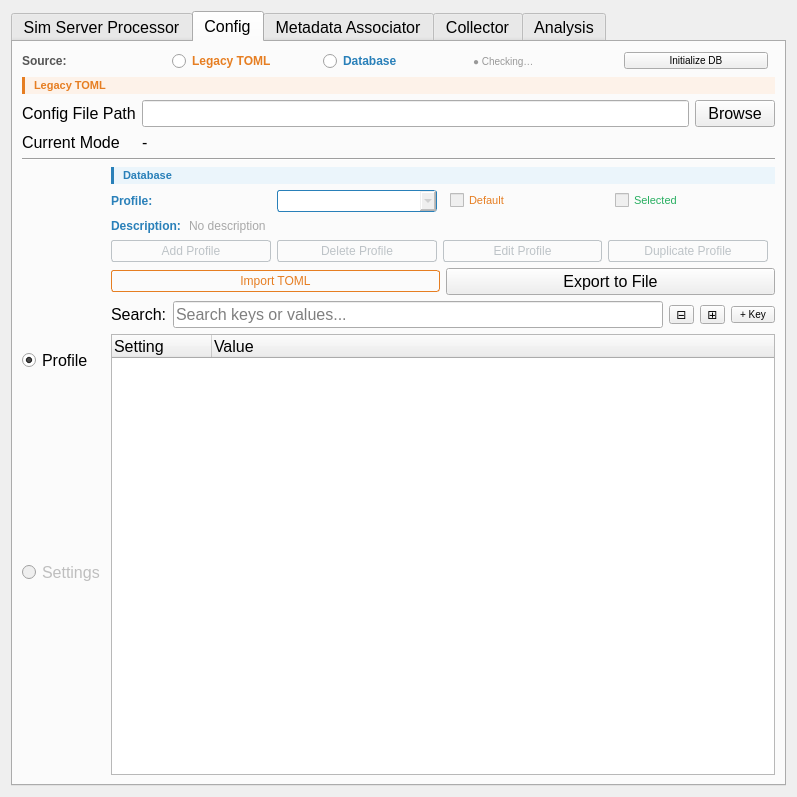
AdvancedPhotonSource/DashPVA, file workflow/workflow.ui: the form before one commit.
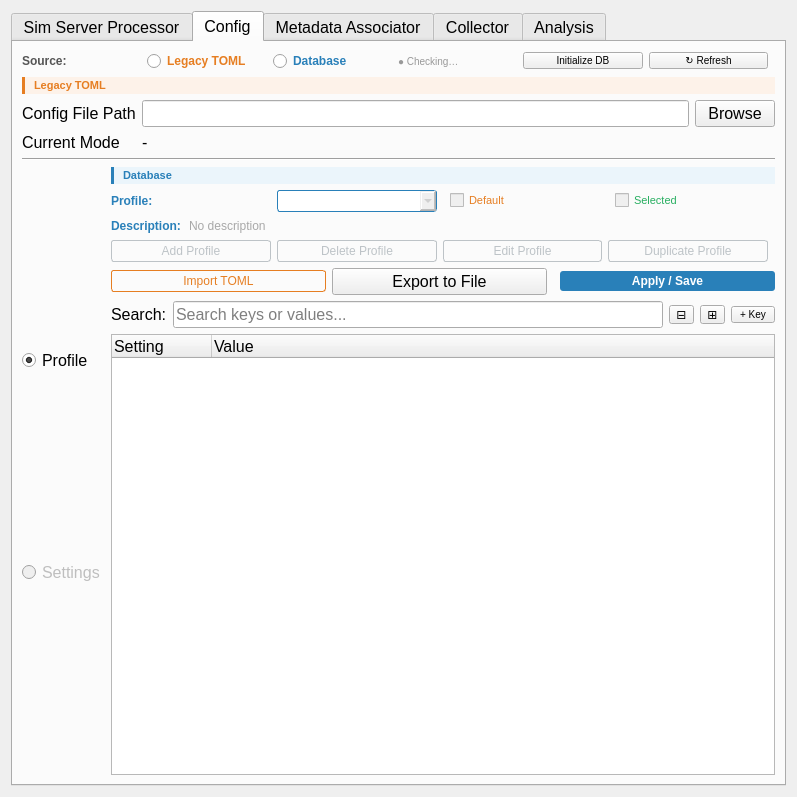
The form after the commit.

```diff
--- a/workflow/workflow.ui
+++ b/workflow/workflow.ui
@@ -335,6 +335,19 @@
            </property>
           </widget>
          </item>
+         <item>
+          <widget class="QPushButton" name="buttonRefreshDb">
+           <property name="text">
+            <string>↻ Refresh</string>
+           </property>
+           <property name="toolTip">
+            <string>Reload the database and refresh the current view</string>
+           </property>
+           <property name="styleSheet">
+            <string>QPushButton { font-size: 10px; padding: 1px 6px; }</string>
+           </property>
+          </widget>
+         </item>
          <item>
           <spacer name="horizontalSpacerConfigSource">
            <property name="orientation">
@@ -672,6 +685,25 @@
                </property>
               </widget>
              </item>
+             <item>
+              <spacer name="horizontalSpacerApplySave">
+               <property name="orientation">
+                <enum>Qt::Horizontal</enum>
+               </property>
+              </spacer>
+             </item>
+             <item>
+              <widget class="QPushButton" name="buttonApplySave">
+               <property name="text">
+                <string>Apply / Save</string>
+               </property>
+               <property name="styleSheet">
+                <string>QPushButton { background-color: #2980B9; color: white; border-radius: 3px; padding: 3px 14px; font-weight: bold; }
+QPushButton:hover { background-color: #3498DB; }
+QPushButton:disabled { background-color: #BDC3C7; color: #7F8C8D; border: none; }</string>
+               </property>
+              </widget>
+             </item>
             </layout>
            </item>
 
```
Left out of the diff: 105 changed lines with no effect on the pictures.
